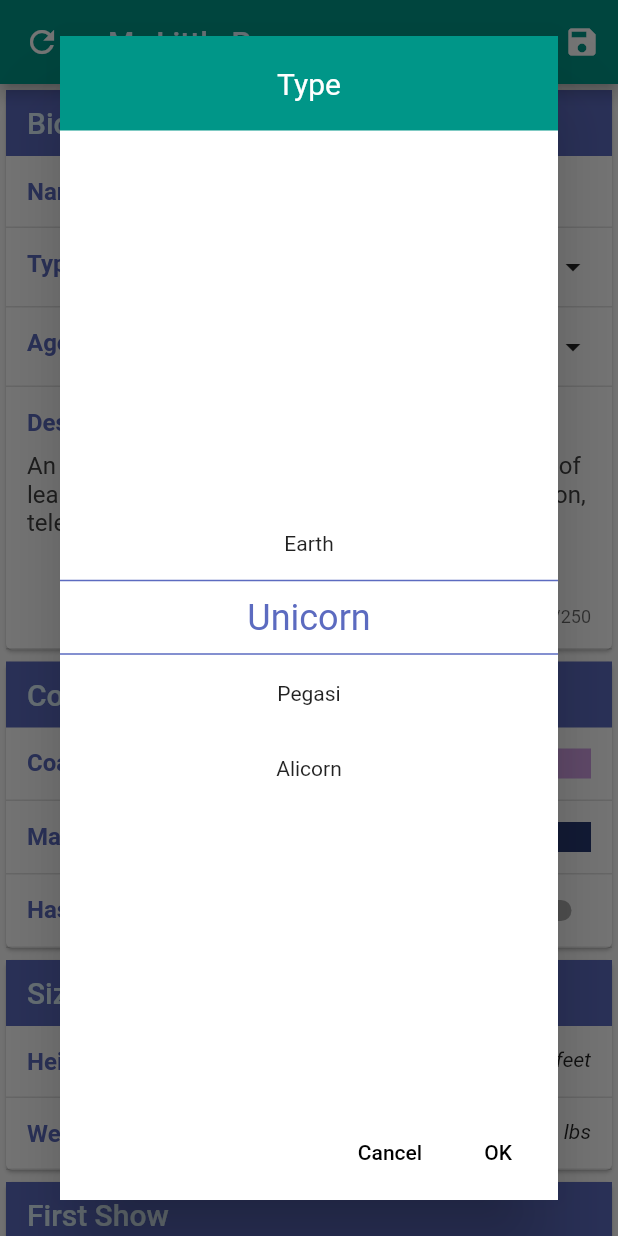
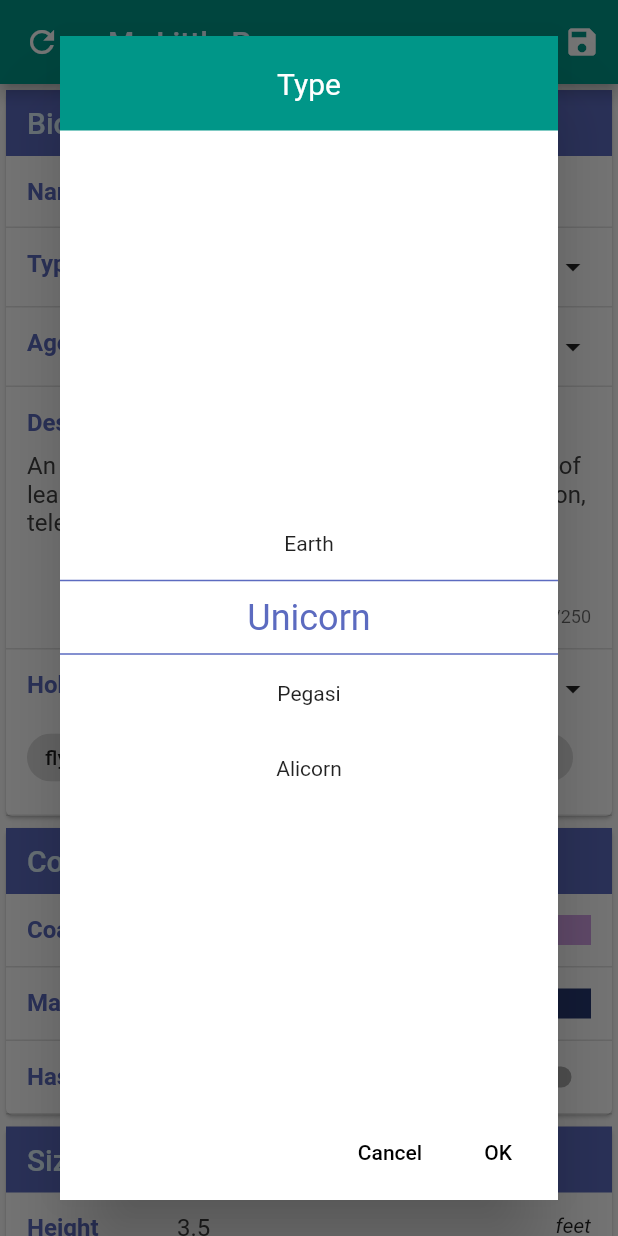
Before and after one commit to codegrue/card_settings, a Flutter app: the screen it shows after launch, after a tap on "Type", on a phone screen of 412 x 824 dp. Run offline on Flutter 3.47's test engine with Material 2 defaults, Android fonts, the phone set to English and light mode, and no system bars; drawn by our look-alikes of auto_size_text; our stand-ins replace flutter_colorpicker, flutter_masked_text; missing offline and left inert: flutter_cupertino_settings.

Commit message:
fixed warnings

```diff
--- a/example/lib/main.dart
+++ b/example/lib/main.dart
@@ -133,7 +133,7 @@ class _PonyExampleState extends State<PonyExample> {
             _buildCardSettingsListPicker_Type(),
             _buildCardSettingsNumberPicker(),
             _buildCardSettingsParagraph(5),
-            //_buildCardSettingsMultiselect(),
+            _buildCardSettingsMultiselect(),
           ],
         ),
         CardSettingsSection(
--- a/lib/helpers/checkbox_dialog.dart
+++ b/lib/helpers/checkbox_dialog.dart
@@ -57,8 +57,7 @@ class _CheckboxDialogState extends State<CheckboxDialog> {
   @override
   Widget build(BuildContext context) {
     assert(context != null);
-    final Widget actions = ButtonTheme.bar(
-      child: Container(
+    final Widget actions = Container(
       height: _kDialogActionBarHeight,
       child: ButtonBar(
         children: <Widget>[
@@ -71,7 +70,6 @@ class _CheckboxDialogState extends State<CheckboxDialog> {
             onPressed: () => Navigator.of(context).pop(selectedValues),
           ),
         ],
-        ),
       ),
     );
     return Dialog(
--- a/lib/helpers/picker_dialog.dart
+++ b/lib/helpers/picker_dialog.dart
@@ -101,9 +101,7 @@ class _PickerDialogState extends State<PickerDialog> {
             padding: EdgeInsets.all(20.0),
           );
 
-          final Widget actions = ButtonTheme.bar(
-            height: _kDialogActionBarHeight,
-            child: ButtonBar(
+          final Widget actions = ButtonBar(
             children: <Widget>[
               FlatButton(
                 child: Text(localizations.cancelButtonLabel),
@@ -114,7 +112,6 @@ class _PickerDialogState extends State<PickerDialog> {
                 onPressed: () => Navigator.of(context).pop(selectedValue),
               ),
             ],
-            ),
           );
 
           switch (orientation) {
--- a/lib/helpers/scroll_picker.dart
+++ b/lib/helpers/scroll_picker.dart
@@ -151,7 +151,6 @@ class ScrollPicker extends StatelessWidget {
     ScrollController scrollController,
   ) {
     return notification is UserScrollNotification &&
-        notification.direction == ScrollDirection.idle &&
-        scrollController.position.activity is! HoldScrollActivity;
+        notification.direction == ScrollDirection.idle;
   }
 }
--- a/lib/widgets/numeric_fields/card_settings_slider.dart
+++ b/lib/widgets/numeric_fields/card_settings_slider.dart
@@ -143,6 +143,7 @@ class _CardSettingsSliderState extends FormFieldState<double> {
 
 // https://github.com/flutter/flutter/issues/37057
 class CustomTrackShape extends RoundedRectSliderTrackShape {
+  @override
   Rect getPreferredRect({
     @required RenderBox parentBox,
     Offset offset = Offset.zero,
--- a/lib/widgets/text_fields/card_settings_text.dart
+++ b/lib/widgets/text_fields/card_settings_text.dart
@@ -103,7 +103,6 @@ class CardSettingsText extends FormField<String>
   @override
   final TextAlign contentAlign;
 
-  @override
   final String unitLabel;
 
   @override
```
Lines whose indentation alone changed are shown as unchanged.
